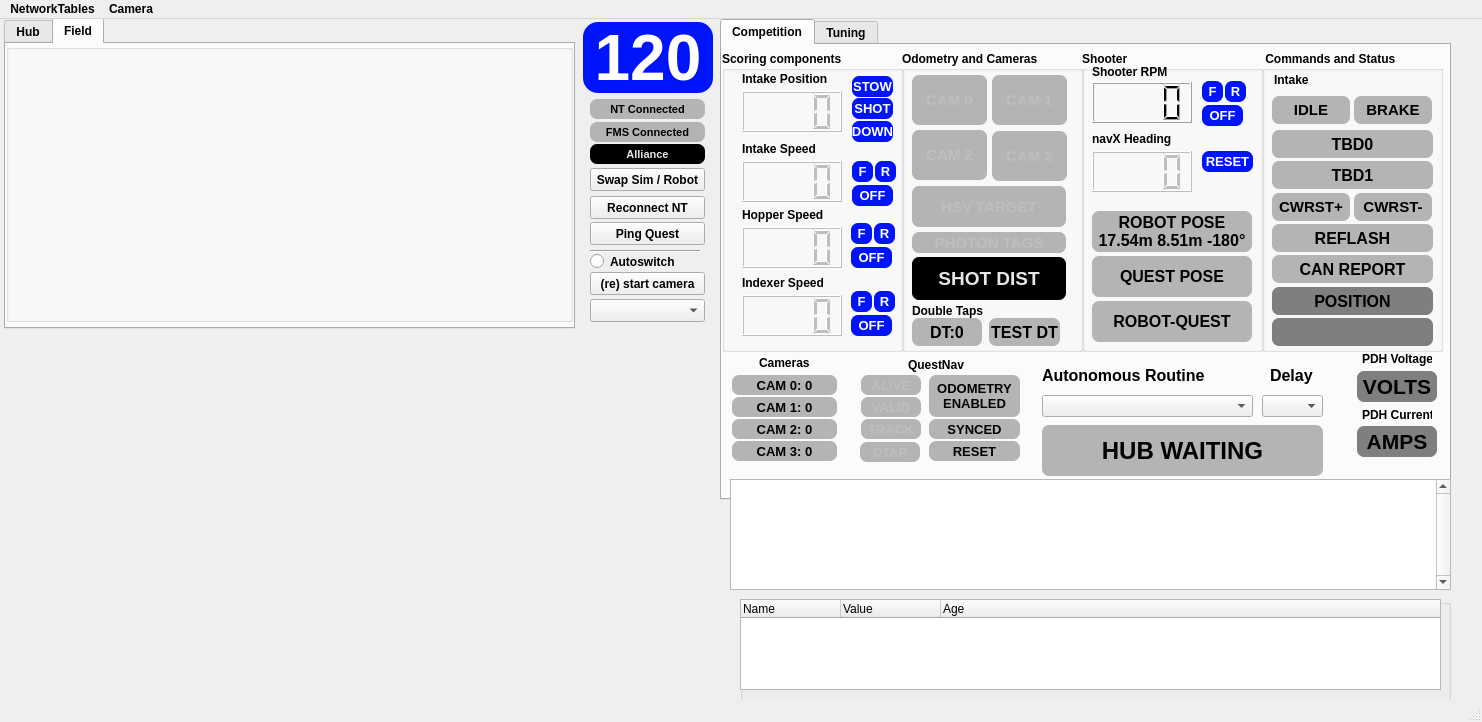
Qt form gui/layout_2026.ui (aesatchien/FRC2429_2026) before a commit.
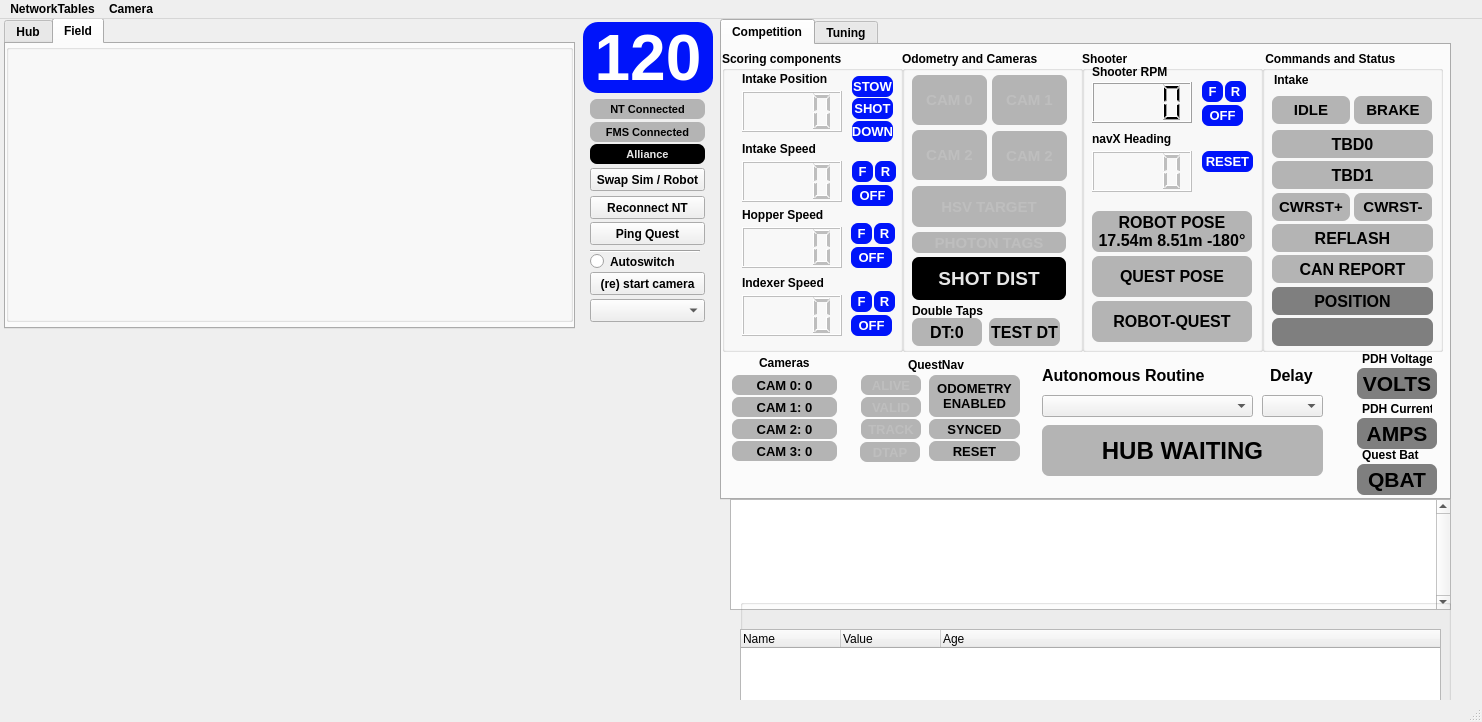
The same form after that commit. Icons and pictures are not drawn. Custom widgets are drawn as their Qt base class.

Commit message: quest battery in gui

Patch:
```diff
--- a/gui/layout_2026.ui
+++ b/gui/layout_2026.ui
@@ -27,7 +27,7 @@
     <property name="geometry">
      <rect>
       <x>730</x>
-      <y>460</y>
+      <y>480</y>
       <width>721</width>
       <height>111</height>
      </rect>
@@ -1703,7 +1703,7 @@
       <property name="geometry">
        <rect>
         <x>640</x>
-        <y>362</y>
+        <y>356</y>
         <width>70</width>
         <height>16</height>
        </rect>
@@ -1719,7 +1719,7 @@
       <property name="geometry">
        <rect>
         <x>635</x>
-        <y>326</y>
+        <y>323</y>
         <width>80</width>
         <height>31</height>
        </rect>
@@ -1760,7 +1760,7 @@
       <property name="geometry">
        <rect>
         <x>635</x>
-        <y>381</y>
+        <y>373</y>
         <width>80</width>
         <height>31</height>
        </rect>
@@ -2236,6 +2236,54 @@
        <set>Qt::AlignCenter</set>
       </property>
      </widget>
+     <widget class="WarningLabel" name="qlabel_quest_battery_monitor">
+      <property name="enabled">
+       <bool>true</bool>
+      </property>
+      <property name="geometry">
+       <rect>
+        <x>635</x>
+        <y>419</y>
+        <width>80</width>
+        <height>31</height>
+       </rect>
+      </property>
+      <property name="font">
+       <font>
+        <family>Arial</family>
+        <pointsize>16</pointsize>
+        <bold>true</bold>
+       </font>
+      </property>
+      <property name="styleSheet">
+       <string notr="true">border: 7px;
+border-radius: 7px;
+background-color:rgb(127, 127, 127);
+</string>
+      </property>
+      <property name="text">
+       <string>QBAT</string>
+      </property>
+      <property name="textFormat">
+       <enum>Qt::AutoText</enum>
+      </property>
+      <property name="alignment">
+       <set>Qt::AlignCenter</set>
+      </property>
+     </widget>
+     <widget class="QLabel" name="label_21">
+      <property name="geometry">
+       <rect>
+        <x>640</x>
+        <y>402</y>
+        <width>70</width>
+        <height>16</height>
+       </rect>
+      </property>
+      <property name="text">
+       <string>Quest Bat</string>
+      </property>
+     </widget>
     </widget>
     <widget class="QWidget" name="tab_2">
      <attribute name="title">
@@ -2773,7 +2821,7 @@
      <property name="geometry">
       <rect>
        <x>0</x>
-       <y>0</y>
+       <y>30</y>
        <width>701</width>
        <height>91</height>
       </rect>
```
The commit also changes 2 other files.
